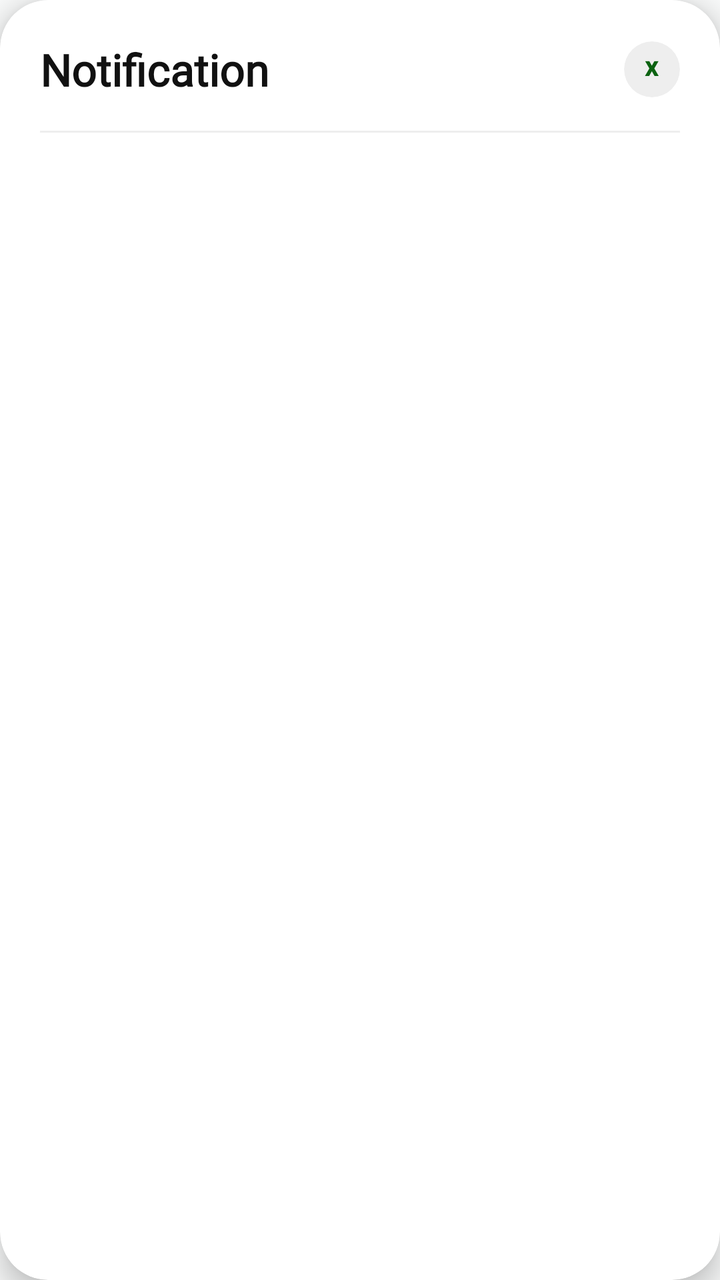
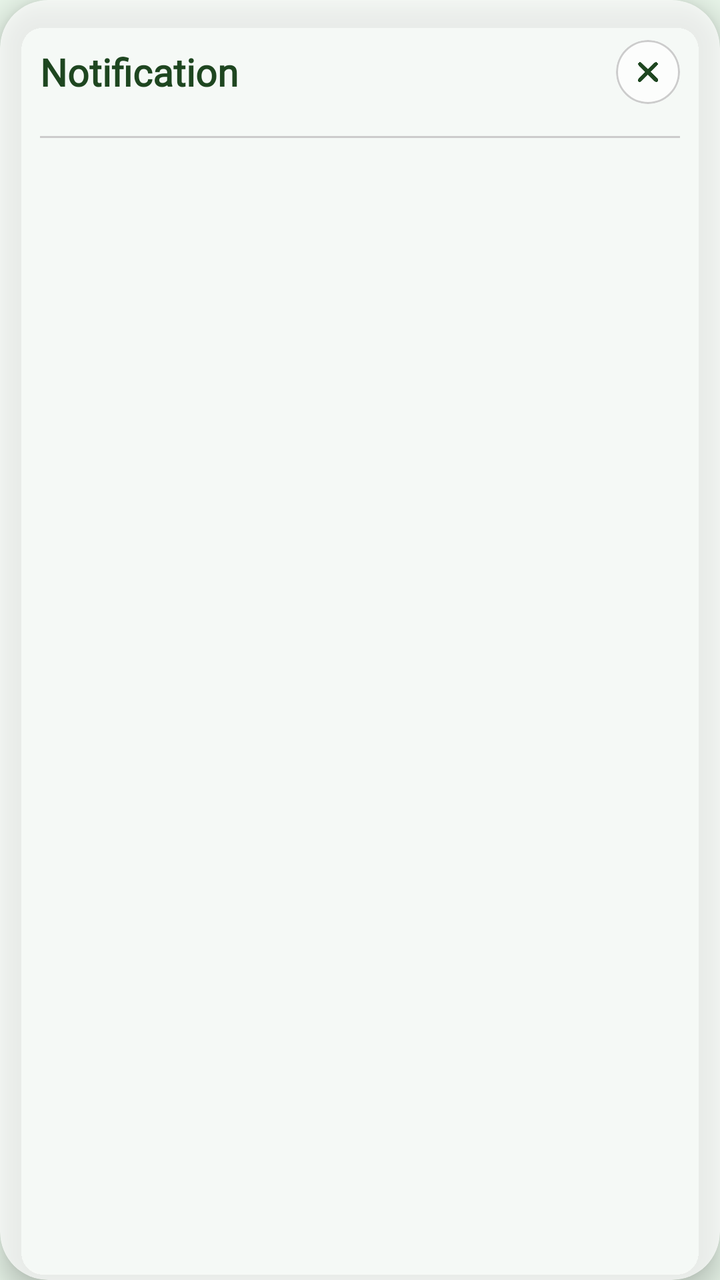

Screens rendered from an Android XML layout before and after an edit, with the pre-edit source and the edit as a unified diff.
<!-- AndroidManifest.xml: application theme Theme.SmartGrow -->
<!-- res/layout/dialog_notification.xml -->
<?xml version="1.0" encoding="utf-8"?>
<com.google.android.material.card.MaterialCardView
    xmlns:android="http://schemas.android.com/apk/res/android"
    xmlns:app="http://schemas.android.com/apk/res-auto"
    android:layout_width="match_parent"
    android:layout_height="wrap_content"
    android:layout_margin="20dp"
    app:cardCornerRadius="24dp"
    app:cardElevation="8dp"
    app:cardBackgroundColor="@color/card_background"
    app:strokeWidth="0dp">

    <LinearLayout
        android:layout_width="match_parent"
        android:layout_height="wrap_content"
        android:orientation="vertical"
        android:padding="20dp">

        <RelativeLayout
            android:layout_width="match_parent"
            android:layout_height="wrap_content"
            android:layout_marginBottom="16dp">

            <TextView
                android:layout_width="wrap_content"
                android:layout_height="wrap_content"
                android:text="Notification"
                android:textColor="@color/text_primary"
                android:textSize="22sp"
                android:textStyle="bold"
                android:fontFamily="@font/poppins"
                android:layout_alignParentLeft="true"
                android:layout_centerVertical="true" />

            <com.google.android.material.card.MaterialCardView
                android:id="@+id/btn_close_notification"
                android:layout_width="28dp"
                android:layout_height="28dp"
                android:layout_alignParentRight="true"
                android:layout_centerVertical="true"
                app:cardCornerRadius="14dp"
                app:cardBackgroundColor="@color/divider"
                app:strokeWidth="0dp"
                android:clickable="true"
                android:focusable="true"
                android:foreground="?attr/selectableItemBackground">
                <TextView
                    android:layout_width="wrap_content"
                    android:layout_height="wrap_content"
                    android:text="x"
                    android:textColor="@color/primary_green"
                    android:textStyle="bold"
                    android:layout_gravity="center"
                    android:layout_marginBottom="2dp"/>
            </com.google.android.material.card.MaterialCardView>
        </RelativeLayout>

        <View
            android:layout_width="match_parent"
            android:layout_height="1dp"
            android:background="@color/divider"
            android:layout_marginBottom="12dp"/>

        <androidx.recyclerview.widget.RecyclerView
            android:id="@+id/rv_notifications_list"
            android:layout_width="match_parent"
            android:layout_height="250dp"
            android:scrollbars="vertical"/>

    </LinearLayout>
</com.google.android.material.card.MaterialCardView>
<!-- resources referenced by this layout -->
<resources>
  <color name="card_background">#FFFFFF</color>
  <color name="divider">#EEEEEE</color>
  <color name="primary_green">#0C6211</color>
  <color name="text_primary">#111111</color>
  <style name="Theme.SmartGrow" parent="Base.Theme.SmartGrow" />
  <style name="Base.Theme.SmartGrow" parent="Theme.Material3.DayNight.NoActionBar">
          <item name="android:windowBackground">@color/background</item>
          <item name="android:windowDisablePreview">true</item>
  
          
          <item name="android:statusBarColor">@color/background</item>
          <item name="android:windowLightStatusBar">true</item>
  
          
          <item name="android:navigationBarColor">@color/background</item>
          <item name="android:windowLightNavigationBar" tools:targetApi="o">true</item>
  
          <item name="android:windowDrawsSystemBarBackgrounds">true</item>
          <item name="android:windowTranslucentStatus">false</item>
          <item name="android:windowTranslucentNavigation">false</item>
      </style>
  <color name="background">#F9FAFA</color>
</resources>

<!-- the commit's change to res/layout/dialog_notification.xml (unified diff, before → after) -->
@@ -7,7 +7,7 @@
     android:layout_margin="20dp"
     app:cardCornerRadius="24dp"
     app:cardElevation="8dp"
-    app:cardBackgroundColor="@color/card_background"
+    app:cardBackgroundColor="@color/profile_card_bg"
     app:strokeWidth="0dp">
 
     <LinearLayout
@@ -25,33 +25,34 @@
                 android:layout_width="wrap_content"
                 android:layout_height="wrap_content"
                 android:text="Notification"
-                android:textColor="@color/text_primary"
-                android:textSize="22sp"
+                android:textColor="@color/profile_title_color"
+                android:textSize="19sp"
                 android:textStyle="bold"
-                android:fontFamily="@font/poppins"
+                android:fontFamily="@font/inter_extrabold"
                 android:layout_alignParentLeft="true"
                 android:layout_centerVertical="true" />
 
             <com.google.android.material.card.MaterialCardView
                 android:id="@+id/btn_close_notification"
-                android:layout_width="28dp"
-                android:layout_height="28dp"
+                android:layout_width="32dp"
+                android:layout_height="32dp"
                 android:layout_alignParentRight="true"
                 android:layout_centerVertical="true"
-                app:cardCornerRadius="14dp"
-                app:cardBackgroundColor="@color/divider"
-                app:strokeWidth="0dp"
+                app:cardCornerRadius="16dp"
+                app:cardBackgroundColor="@color/profile_card_bg"
+                app:strokeColor="@color/divider"
+                app:strokeWidth="1dp"
                 android:clickable="true"
-                android:focusable="true"
-                android:foreground="?attr/selectableItemBackground">
-                <TextView
-                    android:layout_width="wrap_content"
-                    android:layout_height="wrap_content"
-                    android:text="x"
-                    android:textColor="@color/primary_green"
-                    android:textStyle="bold"
+                android:focusable="true">
+
+                <ImageView
+                    android:layout_width="10dp"
+                    android:layout_height="10dp"
                     android:layout_gravity="center"
-                    android:layout_marginBottom="2dp"/>
+                    android:src="@drawable/ic_x"
+                    app:tint="@color/profile_title_color"
+                    android:contentDescription="Close" />
+
             </com.google.android.material.card.MaterialCardView>
         </RelativeLayout>
 
<!-- resource entries referenced after the edit -->
@@ -1,26 +1,26 @@
 <!-- resources referenced by this layout -->
 <resources>
-  <color name="card_background">#FFFFFF</color>
-  <color name="divider">#EEEEEE</color>
-  <color name="primary_green">#0C6211</color>
-  <color name="text_primary">#111111</color>
+  <color name="divider">#CCCCCC</color>
+  <color name="profile_card_bg">#B3FFFFFF</color>
+  <color name="profile_title_color">#1e4620</color>
+  <!-- drawable ic_x: png bitmap (drawable, 8224 bytes) -->
   <style name="Theme.SmartGrow" parent="Base.Theme.SmartGrow" />
   <style name="Base.Theme.SmartGrow" parent="Theme.Material3.DayNight.NoActionBar">
-          <item name="android:windowBackground">@color/background</item>
+          <item name="android:windowBackground">@color/app_background</item>
           <item name="android:windowDisablePreview">true</item>
   
           
-          <item name="android:statusBarColor">@color/background</item>
+          <item name="android:statusBarColor">@color/app_background</item>
           <item name="android:windowLightStatusBar">true</item>
   
           
-          <item name="android:navigationBarColor">@color/background</item>
-          <item name="android:windowLightNavigationBar" tools:targetApi="o">true</item>
+          <item name="android:navigationBarColor">@color/app_background</item>
+          <item name="android:windowLightNavigationBar" tools:targetApi="o_mr1">true</item>
   
           <item name="android:windowDrawsSystemBarBackgrounds">true</item>
           <item name="android:windowTranslucentStatus">false</item>
           <item name="android:windowTranslucentNavigation">false</item>
       </style>
-  <color name="background">#F9FAFA</color>
+  <color name="app_background">#E8F5E9</color>
 </resources>
 
